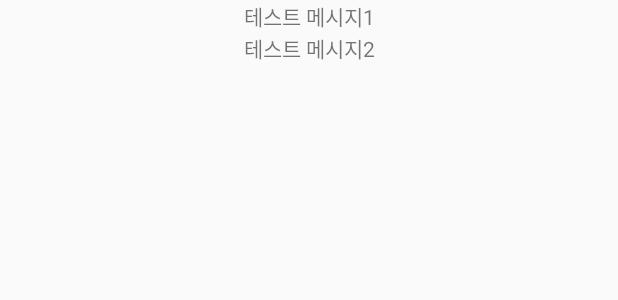
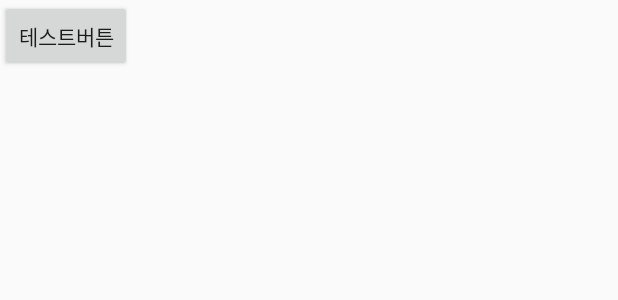
Before and after one commit to wlldnjs/SoccerManager, an Android app: the layout activity_main.xml on its own in the app's theme, with its tools: preview values and no code run, on a phone screen of 412 x 824 dp. Shown: the top 300 px of the screen. Run offline under Robolectric (Android 15) with nearby library versions, the phone set to English and light mode, and no system bars.

Commit message:
테스팅

```diff
--- a/app/src/main/java/com/jiwonkim/soccermanager/MainActivity.java
+++ b/app/src/main/java/com/jiwonkim/soccermanager/MainActivity.java
@@ -1,11 +1,11 @@
 package com.jiwonkim.soccermanager;
 
+import android.os.Bundle;
 import android.support.v7.app.AppCompatActivity;
-import android.os.Bundle;
-import android.widget.TextView;
+import android.widget.Button;
 
 public class MainActivity extends AppCompatActivity {
-    TextView textView = (TextView)findViewById(R.id.text);
+    Button btn = (Button)findViewById(R.id.button);
     @Override
     protected void onCreate(Bundle savedInstanceState) {
         super.onCreate(savedInstanceState);
--- a/app/src/main/res/layout/activity_main.xml
+++ b/app/src/main/res/layout/activity_main.xml
@@ -7,16 +7,9 @@
     android:layout_height="match_parent"
     tools:context="com.jiwonkim.soccermanager.MainActivity">
 
-    <TextView
-        android:id="@+id/text"
-        android:gravity="center_horizontal"
-        android:layout_width="match_parent"
+    <Button
+        android:id="@+id/button"
+        android:layout_width="wrap_content"
         android:layout_height="wrap_content"
-        android:text="테스트 메시지1"/>
-
-    <TextView
-        android:gravity="center_horizontal"
-        android:layout_width="match_parent"
-        android:layout_height="wrap_content"
-        android:text="테스트 메시지2"/>
+        android:text="테스트버튼"/>
 </LinearLayout>
--- /dev/null
+++ b/settings.gradle
@@ -0,0 +1 @@
+include ':app'
```
Also changed, not shown: build.gradle (added, +23 -0 lines), gradle.properties (added, +17 -0 lines), gradle/wrapper/gradle-wrapper.properties (added), 4 other files.
